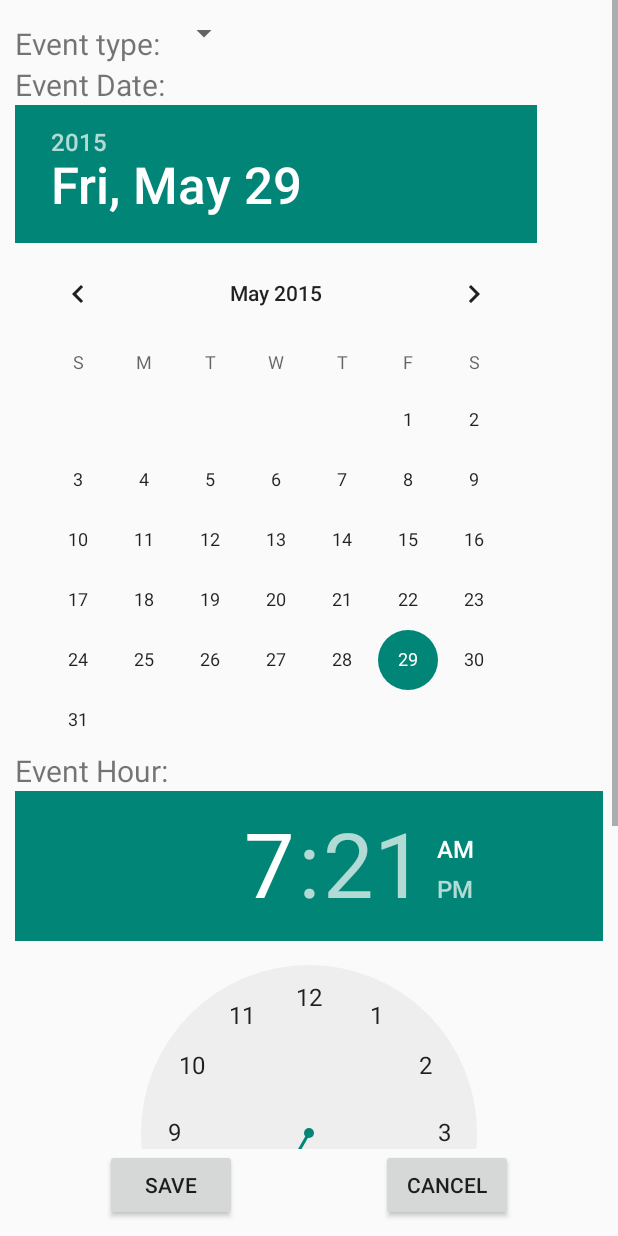
After one commit to TsvetanMilanov/Event-Organizer, an Android app: the layout add_and_edit_event_activity_layout.xml on its own in the app's theme, with its tools: preview values and no code run, on a phone screen of 412 x 824 dp. The commit adds this screen. Run offline under Robolectric (Android 15) with nearby library versions, the phone set to English and light mode, and no system bars.

Commit message:
Added updateEvent, Finished EditEventActivity.java, added onChildClickListener().

```diff
--- a/Eventorganizer/app/src/main/java/lab/chabingba/eventorganizer/AddEventActivity.java
+++ b/Eventorganizer/app/src/main/java/lab/chabingba/eventorganizer/AddEventActivity.java
@@ -47,7 +47,7 @@ public class AddEventActivity extends Activity {
     @Override
     protected void onCreate(Bundle savedInstanceState) {
         super.onCreate(savedInstanceState);
-        setContentView(R.layout.add_event_activity_layout);
+        setContentView(R.layout.add_and_edit_event_activity_layout);
 
         int currentDatabaseVersion = GeneralHelpers.getCurrentDatabaseVersion(this);
 
--- /dev/null
+++ b/Eventorganizer/app/src/main/res/layout/add_and_edit_event_activity_layout.xml
@@ -0,0 +1,219 @@
+<?xml version="1.0" encoding="utf-8"?>
+<RelativeLayout xmlns:android="http://schemas.android.com/apk/res/android"
+    android:layout_width="match_parent"
+    android:layout_height="match_parent">
+
+    <TableRow
+        android:layout_width="fill_parent"
+        android:layout_height="match_parent"
+        android:layout_above="@+id/tableRow5">
+
+        <ScrollView
+            android:id="@+id/scrollView"
+            android:layout_width="match_parent"
+            android:layout_height="match_parent">
+
+            <RelativeLayout
+                android:layout_width="fill_parent"
+                android:layout_height="fill_parent"
+                android:padding="10dp">
+
+                <TableLayout
+                    android:layout_width="fill_parent"
+                    android:layout_height="fill_parent">
+
+                    <TableRow
+                        android:layout_width="fill_parent"
+                        android:layout_height="fill_parent">
+
+                        <RelativeLayout
+                            android:layout_width="fill_parent"
+                            android:layout_height="fill_parent">
+
+                            <TextView
+                                android:id="@+id/tvAddEventType"
+                                android:layout_width="wrap_content"
+                                android:layout_height="wrap_content"
+                                android:layout_marginTop="5dp"
+                                android:text="Event type: "
+                                android:textSize="20dp" />
+
+                            <Spinner
+                                android:id="@+id/spinner"
+                                android:layout_width="wrap_content"
+                                android:layout_height="wrap_content"
+                                android:layout_alignParentTop="true"
+                                android:layout_toEndOf="@+id/tvAddEventType"
+                                android:layout_toRightOf="@+id/tvAddEventType" />
+                        </RelativeLayout>
+                    </TableRow>
+
+                    <TableRow
+                        android:id="@+id/tableRow4"
+                        android:layout_width="fill_parent"
+                        android:layout_height="wrap_content"
+                        android:layout_below="@+id/spinner"
+                        android:layout_centerHorizontal="true">
+
+                        <RelativeLayout
+                            android:layout_width="fill_parent"
+                            android:layout_height="fill_parent">
+
+                            <TextView
+                                android:id="@+id/tvEventDateAdd"
+                                android:layout_width="wrap_content"
+                                android:layout_height="wrap_content"
+                                android:text="Event Date: "
+                                android:textSize="20dp" />
+
+                        </RelativeLayout>
+
+                    </TableRow>
+
+                    <DatePicker
+                        android:id="@+id/datePicker"
+                        android:layout_width="wrap_content"
+                        android:layout_height="wrap_content" />
+
+                    <TableRow
+                        android:layout_width="fill_parent"
+                        android:layout_height="fill_parent">
+
+                        <RelativeLayout
+                            android:id="@+id/relativeLayout"
+                            android:layout_width="fill_parent"
+                            android:layout_height="fill_parent"
+                            android:layout_alignParentEnd="true"
+                            android:layout_alignParentRight="true"
+                            android:layout_below="@+id/tableRow4">
+
+                            <TextView
+                                android:id="@+id/tvHour"
+                                android:layout_width="wrap_content"
+                                android:layout_height="wrap_content"
+                                android:text="Event Hour:"
+                                android:textSize="20dp" />
+
+                        </RelativeLayout>
+                    </TableRow>
+
+                    <TimePicker
+                        android:id="@+id/timePicker"
+                        android:layout_width="wrap_content"
+                        android:layout_height="wrap_content" />
+
+                    <TableRow
+                        android:layout_width="match_parent"
+                        android:layout_height="match_parent">
+
+                        <RelativeLayout
+                            android:layout_width="match_parent"
+                            android:layout_height="match_parent">
+
+                            <TextView
+                                android:id="@+id/textView"
+                                android:layout_width="wrap_content"
+                                android:layout_height="wrap_content"
+                                android:text="Location: "
+                                android:textSize="20dp" />
+
+                            <EditText
+                                android:id="@+id/etAddLocation"
+                                android:layout_width="match_parent"
+                                android:layout_height="35dp"
+                                android:layout_centerVertical="true"
+                                android:layout_toEndOf="@+id/textView"
+                                android:layout_toRightOf="@+id/textView"
+                                android:focusable="false" />
+                        </RelativeLayout>
+                    </TableRow>
+
+                    <TableRow
+                        android:id="@+id/trDescription"
+                        android:layout_width="fill_parent"
+                        android:layout_height="fill_parent"
+                        android:layout_alignParentLeft="true"
+                        android:layout_alignParentStart="true"
+                        android:layout_below="@+id/relativeLayout">
+
+                        <RelativeLayout
+                            android:layout_width="fill_parent"
+                            android:layout_height="fill_parent">
+
+                            <TextView
+                                android:id="@+id/tvAddDescription"
+                                android:layout_width="wrap_content"
+                                android:layout_height="wrap_content"
+                                android:text="Event Description:"
+                                android:textSize="20dp" />
+
+                            <EditText
+                                android:id="@+id/etAddDescription"
+                                android:layout_width="300dp"
+                                android:layout_height="wrap_content"
+                                android:layout_alignParentLeft="true"
+                                android:layout_alignParentStart="true"
+                                android:layout_below="@+id/tvAddDescription"
+                                android:focusable="false" />
+
+                        </RelativeLayout>
+                    </TableRow>
+
+                    <TableRow
+                        android:layout_width="fill_parent"
+                        android:layout_height="fill_parent">
+
+                        <RelativeLayout
+                            android:layout_width="fill_parent"
+                            android:layout_height="fill_parent">
+
+                            <CheckBox
+                                android:id="@+id/cbAddIsFinished"
+                                android:layout_width="wrap_content"
+                                android:layout_height="wrap_content"
+                                android:checked="false"
+                                android:text="Event is finished" />
+                        </RelativeLayout>
+                    </TableRow>
+
+                </TableLayout>
+
+            </RelativeLayout>
+        </ScrollView>
+    </TableRow>
+
+    <TableRow
+        android:id="@+id/tableRow5"
+        android:layout_width="fill_parent"
+        android:layout_height="wrap_content"
+        android:layout_alignParentBottom="true"
+        android:layout_alignParentLeft="true"
+        android:layout_alignParentStart="true">
+
+        <RelativeLayout
+            android:layout_width="fill_parent"
+            android:layout_height="fill_parent"
+            android:paddingBottom="10dp"
+            android:paddingLeft="70dp"
+            android:paddingRight="70dp">
+
+            <Button
+                android:id="@+id/buttonSave"
+                android:layout_width="wrap_content"
+                android:layout_height="wrap_content"
+                android:onClick="onSaveClicked"
+                android:text="Save" />
+
+            <Button
+                android:id="@+id/buttonCancel"
+                android:layout_width="wrap_content"
+                android:layout_height="wrap_content"
+                android:layout_alignParentEnd="true"
+                android:layout_alignParentRight="true"
+                android:layout_alignParentStart="false"
+                android:layout_alignParentTop="true"
+                android:onClick="onCancelClicked"
+                android:text="Cancel" />
+        </RelativeLayout>
+    </TableRow>
+</RelativeLayout>
```
Also changed, not shown: Eventorganizer/app/src/main/java/lab/chabingba/eventorganizer/CurrentEventsActivity.java (+5 -2 lines), Eventorganizer/app/src/main/java/lab/chabingba/eventorganizer/Database/DBHandler.java (+34 -4 lines), Eventorganizer/app/src/main/java/lab/chabingba/eventorganizer/Database/MyEvent.java (+18 -0 lines), Eventorganizer/app/src/main/java/lab/chabingba/eventorganizer/EditEventActivity.java (+124 -0 lines), Eventorganizer/app/src/main/java/lab/chabingba/eventorganizer/Helpers/Visual/CustomExpandableListAdapter.java (+6 -2 lines), Eventorganizer/app/src/main/res/layout/custom_expandable_child.xml (+34 -33 lines), Eventorganizer/app/src/main/res/layout/custom_parent_expandable.xml (+7 -11 lines).
